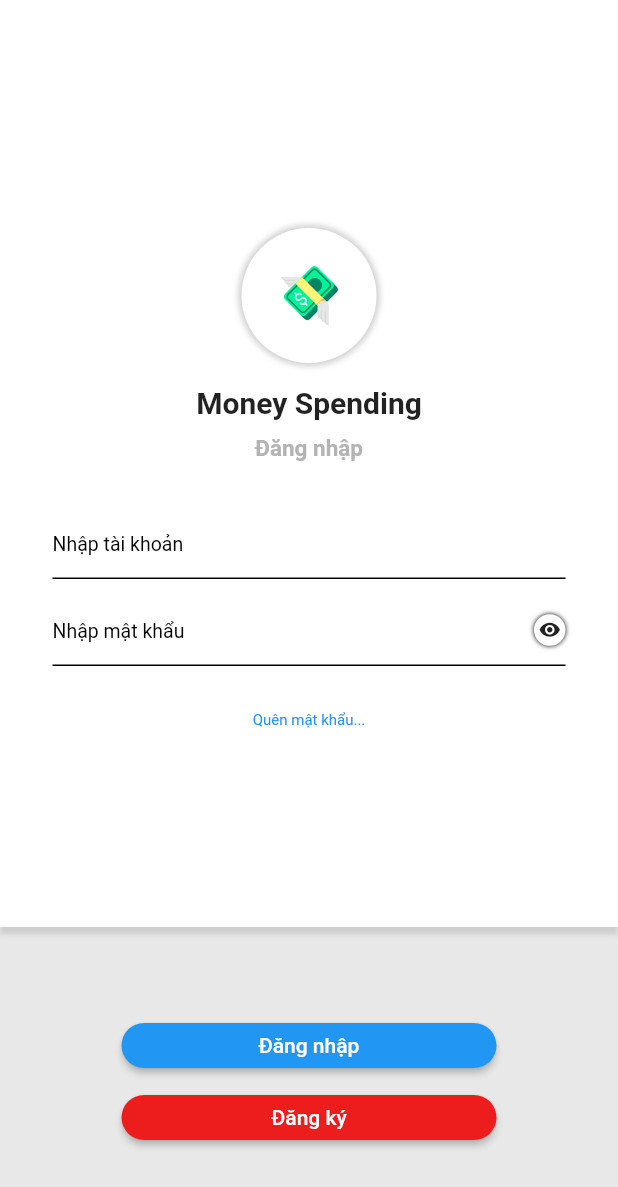
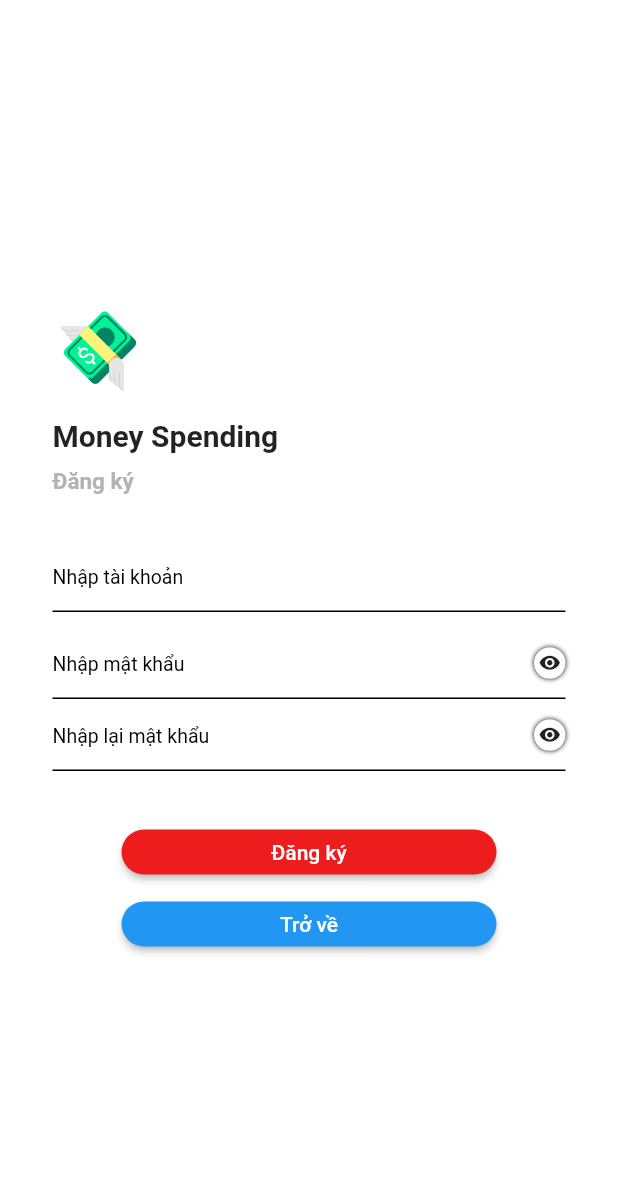
Before and after one commit to NguyenHongPhuc2001/graduation_thesis_project, a Flutter app: the screen it shows after launch, on a phone screen of 412 x 824 dp. Shown: the top 1187 px of the screen. Run offline on Flutter 3.47's test engine with Material 2 defaults, Android fonts, the light colour scheme and no system bars; our stand-ins replace flutter_svg.

Commit message:
complete sign up layout

```diff
--- a/lib/main.dart
+++ b/lib/main.dart
@@ -1,5 +1,6 @@
 import 'package:flutter/material.dart';
 import 'package:graduation_thesis_project/ui/login.dart';
+import 'package:graduation_thesis_project/ui/signup.dart';
 import 'home.dart';
 
 void main() {
@@ -18,7 +19,7 @@
         primarySwatch: Colors.blue,
       ),
       debugShowCheckedModeBanner: false,
-      home: const Login(),
+      home: const SignUp(),
     );
   }
 }
--- /dev/null
+++ b/lib/ui/signup.dart
@@ -0,0 +1,204 @@
+import 'package:flutter/material.dart';
+import 'package:flutter_svg/svg.dart';
+
+class SignUp extends StatefulWidget {
+  const SignUp({Key? key}) : super(key: key);
+
+  @override
+  State<SignUp> createState() => _SignUpState();
+}
+
+class _SignUpState extends State<SignUp> {
+  @override
+  Widget build(BuildContext context) {
+    return Scaffold(
+      resizeToAvoidBottomInset: false,
+      body: Container(
+        decoration: const BoxDecoration(
+            color: Colors.white
+        ),
+        child: Column(
+          children: [
+            Expanded(
+              child: Container(
+                decoration: const BoxDecoration(
+                    color: Colors.white,
+                    boxShadow: [
+                      BoxShadow(
+                          blurRadius: 2,
+                          offset: Offset(0, 5)
+                      )
+                    ]
+                ),
+                child: Column(
+                  mainAxisAlignment: MainAxisAlignment.center,
+                  children: [
+                    Container(
+                      margin: const EdgeInsets.only(left: 35),
+                      child: Column(
+                          mainAxisAlignment: MainAxisAlignment.start,
+                          children: [
+                            Container(
+                              margin: const EdgeInsets.only(top: 20),
+                              alignment: Alignment.centerLeft,
+                              child: SizedBox(
+                                width: 60,
+                                height: 60,
+                                child: SvgPicture.asset("images/logo_money.svg"),
+                              ),
+                            ),
+                            Container(
+                              alignment: Alignment.centerLeft,
+                              margin: const EdgeInsets.only(top: 15),
+                              child: const Text(
+                                "Money Spending",
+                                style: TextStyle(
+                                  fontWeight: FontWeight.bold,
+                                  fontSize: 20,
+                                ),
+                              ),
+                            ),
+                            Container(
+                                margin: const EdgeInsets.only(top: 10),
+                                alignment: Alignment.centerLeft,
+                                child: const Text(
+                                  "Đăng ký",
+                                  style: TextStyle(
+                                      fontWeight: FontWeight.w700,
+                                      fontSize: 15,
+                                      color: Color(0xE5AAAAAA)
+                                  ),
+                                )
+                            ),
+                          ],
+                      ),
+                    ),
+                    Container(
+                      margin: const EdgeInsets.only(left: 35, right: 35, top: 30),
+                      alignment: Alignment.center,
+                      child: Column(
+                        children: [
+                          const TextField(
+                            decoration: InputDecoration(
+                                enabledBorder: UnderlineInputBorder(
+                                  borderSide: BorderSide(color: Colors.black),
+                                ),
+                                hintText: "Nhập tài khoản",
+                                hintStyle: TextStyle(
+                                    fontSize: 13,
+                                    color: Colors.black
+                                )
+                            ),
+                          ),
+                          const SizedBox(
+                            height: 10,
+                          ),
+                          Stack(
+                            alignment: Alignment.centerRight,
+                            children: [
+                              const TextField(
+                                decoration: InputDecoration(
+                                  enabledBorder: UnderlineInputBorder(
+                                    borderSide: BorderSide(color: Colors.black),
+                                  ),
+                                  hintText: "Nhập mật khẩu",
+                                  hintStyle: TextStyle(
+                                      fontSize: 13,
+                                      color: Colors.black
+                                  ),
+                                ),
+                              ),
+                              Container(
+                                padding: const EdgeInsets.all(3),
+                                decoration: BoxDecoration(
+                                    color: Colors.white,
+                                    borderRadius: BorderRadius.circular(100),
+                                    boxShadow: const [
+                                      BoxShadow(
+                                          color: Colors.black,
+                                          blurRadius: 2
+                                      )
+                                    ]
+                                ),
+                                child: const Icon(
+                                  Icons.remove_red_eye,
+                                  size: 15,
+                                ),
+                              )
+                            ],
+                          ),
+                          Stack(
+                            alignment: Alignment.centerRight,
+                            children: [
+                              const TextField(
+                                decoration: InputDecoration(
+                                  enabledBorder: UnderlineInputBorder(
+                                    borderSide: BorderSide(color: Colors.black),
+                                  ),
+                                  hintText: "Nhập lại mật khẩu",
+                                  hintStyle: TextStyle(
+                                      fontSize: 13,
+                                      color: Colors.black
+                                  ),
+                                ),
+                              ),
+                              Container(
+                                padding: const EdgeInsets.all(3),
+                                decoration: BoxDecoration(
+                                    color: Colors.white,
+                                    borderRadius: BorderRadius.circular(100),
+                                    boxShadow: const [
+                                      BoxShadow(
+                                          color: Colors.black,
+                                          blurRadius: 2
+                                      )
+                                    ]
+                                ),
+                                child: const Icon(
+                                  Icons.remove_red_eye,
+                                  size: 15,
+                                ),
+                              )
+                            ],
+                          )
+                        ],
+                      ),
+                    ),
+                    const SizedBox(
+                      height: 30,
+                    ),
+                    ElevatedButton(
+                      onPressed: (){
+
+                      },
+                      style: ElevatedButton.styleFrom(
+                          shape: const StadiumBorder(),
+                          minimumSize: const Size(250, 30),
+                          primary: const Color(0xFFEE1D1D)
+                      ),
+                      child: const Text(
+                          "Đăng ký"
+                      ),
+                    ),
+                    ElevatedButton(
+                      onPressed: (){
+
+                      },
+                      style: ElevatedButton.styleFrom(
+                          shape: const StadiumBorder(),
+                          minimumSize: const Size(250, 30)
+                      ),
+                      child: const Text(
+                          "Trở về"
+                      ),
+                    ),
+                  ],
+                ),
+              ),
+            ),
+          ],
+        ),
+      ),
+    );
+  }
+}
```
